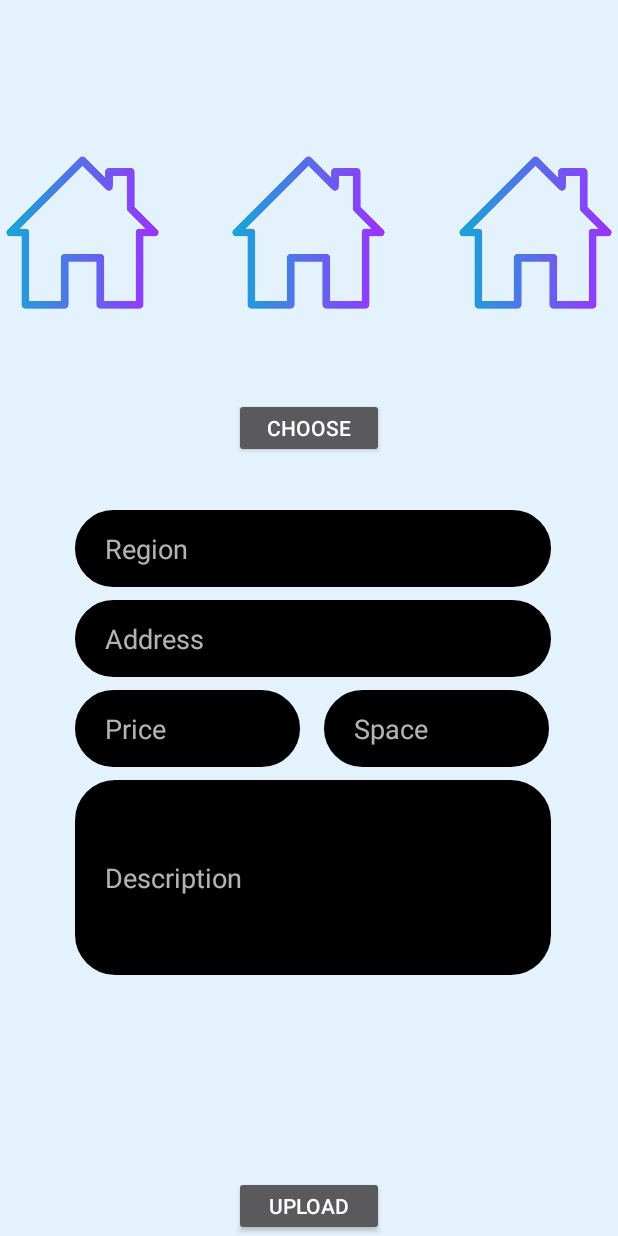
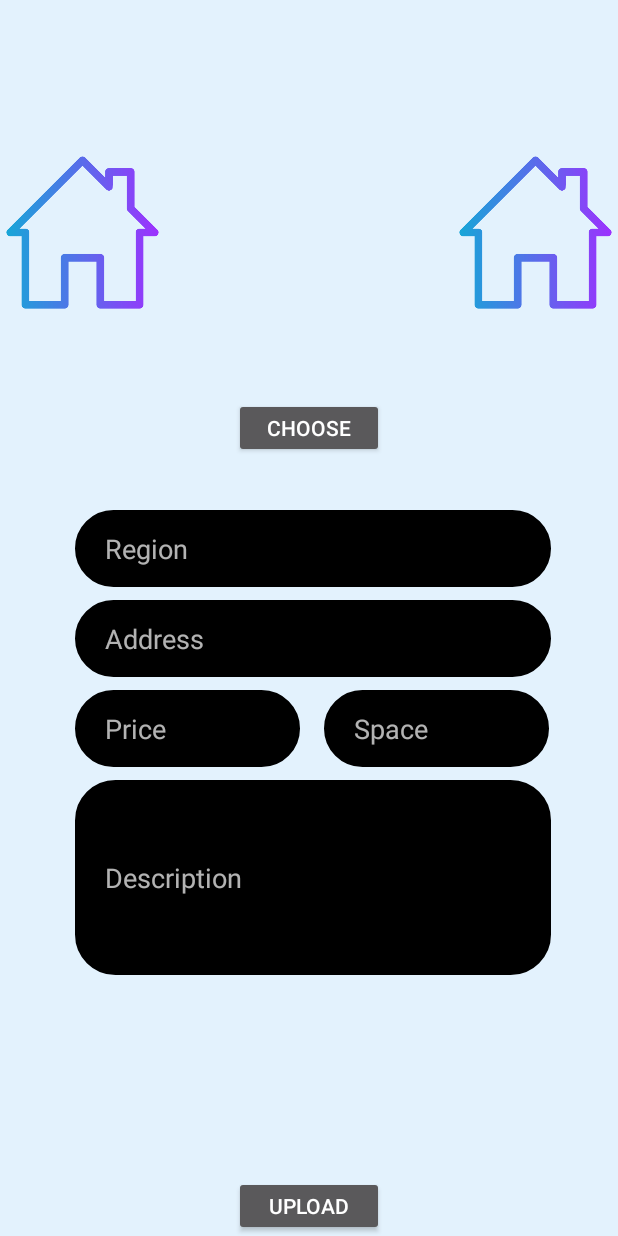
Before and after one commit to marc0dev0417/DigiRenting, an Android app: the layout fragment_add.xml on its own in the app's theme, with its tools: preview values and no code run, on a phone screen of 412 x 824 dp. Run offline under Robolectric (Android 15) with nearby library versions, the phone set to English and light mode, and no system bars; network calls fail.

Commit message:
Delete an imageView

```diff
--- a/Proyecto_Movil/app/src/main/res/layout/fragment_add.xml
+++ b/Proyecto_Movil/app/src/main/res/layout/fragment_add.xml
@@ -22,17 +22,10 @@
             android:id="@+id/image_view_second"
             android:layout_width="110dp"
             android:layout_height="110dp"
-            android:layout_gravity="center|top"
+            android:layout_gravity="end|top"
             android:scaleType="fitXY"
             android:src="@drawable/house_view" />
 
-        <ImageView
-            android:id="@+id/image_view_third"
-            android:layout_width="110dp"
-            android:layout_height="110dp"
-            android:layout_gravity="end|top"
-            android:scaleType="fitXY"
-            android:src="@drawable/house_view" />
 
         <Button
             android:id="@+id/button_choose"
```
Also changed, not shown: Proyecto_Movil/app/src/main/java/com/example/proyecto_movil/fragment/AddFragment.kt (+5 -11 lines).
